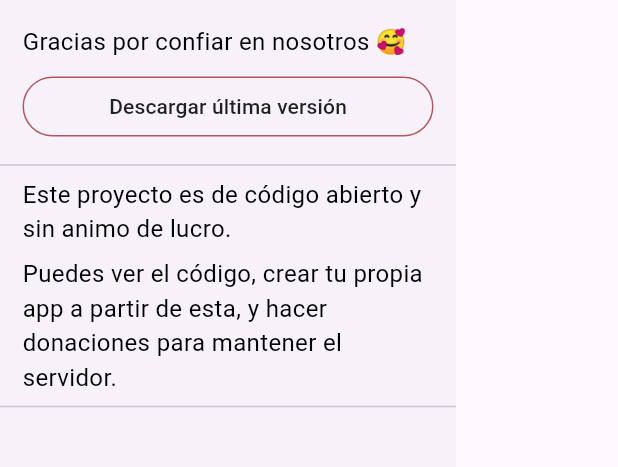
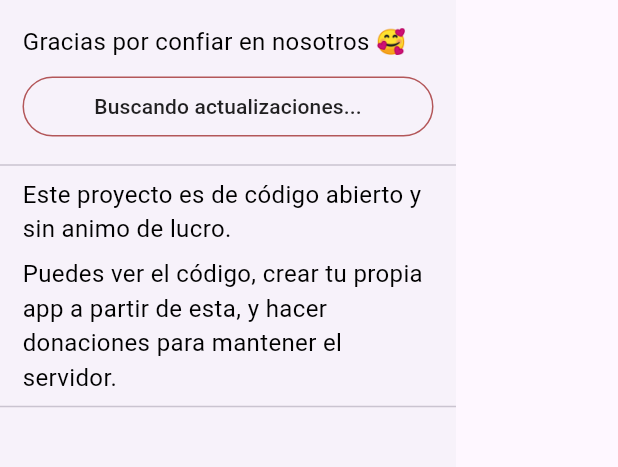
Before and after one commit to oriolgds/Ors-News-Dart, a Flutter app: the MyDrawer widget shown alone on an empty page, opened directly, after a tap on "Descargar última versión", on a phone screen of 412 x 824 dp, the part 351-818 px from its top. Run offline on Flutter 3.47's test engine with Material 3 defaults, Android fonts, the phone set to English and light mode, and no system bars; our stand-ins replace cached_network_image, font_awesome_flutter, package_info_plus, permission_handler, pull_to_refresh, share_plus and 1 more; missing offline and left inert: flutter_downloader; accounts and stored records are empty; network calls fail.

Commit message:
Going to pull request

```diff
--- a/lib/my_drawer.dart
+++ b/lib/my_drawer.dart
@@ -72,16 +72,20 @@ class _MyDrawerState extends State<MyDrawer> {
               Padding(
                 padding: const EdgeInsets.symmetric(horizontal: 15),
                 child: OutlinedButton(
-                  onPressed: () {
+                  onPressed: () async {
                     setState(() {
-                      upgradeButtonText = 'Cargando...';
+                      upgradeButtonText = 'Buscando actualizaciones...';
                     });
-                    upgrade.upgrade();
-                    Timer(const Duration(seconds: 3), () {
+                    if(await upgrade.upgrade()){
                       setState(() {
-                        upgradeButtonText = 'Descargar última versión';
+                        upgradeButtonText = 'Comprueba las notificaciones';
                       });
-                    });
+                    }
+                    else {
+                      setState(() {
+                        upgradeButtonText = '¡Tienes la última versión!';
+                      });
+                    }
                   },
                   style: const ButtonStyle(
                     side: MaterialStatePropertyAll(BorderSide(
@@ -90,7 +94,7 @@ class _MyDrawerState extends State<MyDrawer> {
                       )
                     ),
                   ),
-                  child: const Text('Descargar última versión', style: TextStyle(color: Colors.black87),),
+                  child: Text(upgradeButtonText, style: const TextStyle(color: Colors.black87),),
                 ),
               ),
               const SizedBox(
--- a/lib/upgrade.dart
+++ b/lib/upgrade.dart
@@ -7,30 +7,34 @@ import 'package:path_provider/path_provider.dart';
 
 import 'package:package_info_plus/package_info_plus.dart';
 
-Future<void> upgrade() async {
+Future<bool> upgrade() async {
   // Get the release url
   final response = await http.get(Uri.parse('https://api.github.com/repos/oriolgds/Ors-News-Dart/releases'));
   final json = jsonDecode(response.body);
 
   final releaseURL = json[0]['assets_url'];
-
+  final releaseVersion = json[0]['name'];
   final responseRelease = await http.get(Uri.parse(releaseURL));
   final jsonRelease = jsonDecode(responseRelease.body);
 
   for (final asset in jsonRelease){
     if(asset['name'] == 'app-release.apk'){
       debugPrint(asset['browser_download_url']);
-      compareVersions('');
-      //downloadTheFile(asset['browser_download_url']);
+      if(!(await compareVersions(releaseVersion))){
+        downloadTheFile(asset['browser_download_url']);
+        return true;
+      }
+
     }
   }
+  return false;
 }
 
 Future<bool> compareVersions(String cloudVersion) async {
   final PackageInfo packageInfo = await PackageInfo.fromPlatform();
-  String version = packageInfo.version;
+  final String version = packageInfo.version;
   debugPrint("The version is: $version");
-  return true;
+  return cloudVersion == version;
 }
 
 Future<void> downloadTheFile(String url) async {
```
